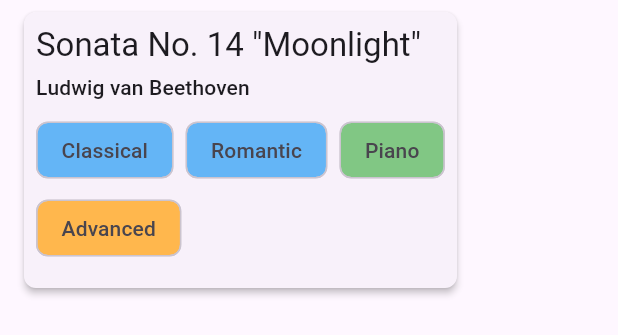
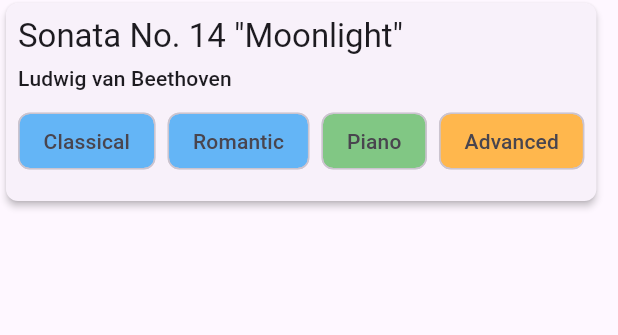
Before and after one commit to Adithya-Jayan/MyRepertoirApp, a Flutter app: the MusicPieceCard widget shown alone on an empty page, opened directly with sample values from the repository, on a phone screen of 412 x 824 dp. Shown: the top 335 px of the screen. Run offline on Flutter 3.47's test engine with Material 3 defaults, Android fonts, the phone set to English and light mode, and no system bars; our stand-ins replace audio_service, file_picker, flutter_markdown, flutter_speed_dial, just_audio, just_audio_background and 5 more; missing offline and left inert: syncfusion_flutter_pdfviewer; accounts and stored records are empty.

Commit message:
Gallery spacing fixed.

```diff
--- a/lib/screens/music_piece_card.dart
+++ b/lib/screens/music_piece_card.dart
@@ -12,7 +12,7 @@ class MusicPieceCard extends StatelessWidget {
   Widget build(BuildContext context) {
     final Brightness brightness = Theme.of(context).brightness;
     return Card(
-      margin: const EdgeInsets.symmetric(horizontal: 16.0, vertical: 8.0),
+      margin: const EdgeInsets.symmetric(horizontal: 4.0, vertical: 2.0),
       elevation: 2.0,
       shape: RoundedRectangleBorder(borderRadius: BorderRadius.circular(8.0)),
       child: InkWell(
```
